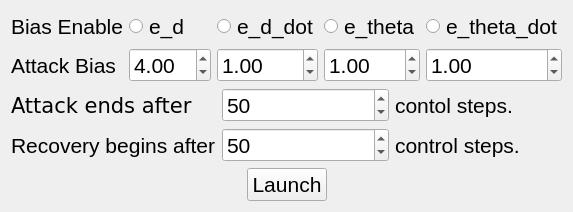
CPSEC/probabilistic-recovery, file src/gui/ui/attack.ui: the form before one commit.
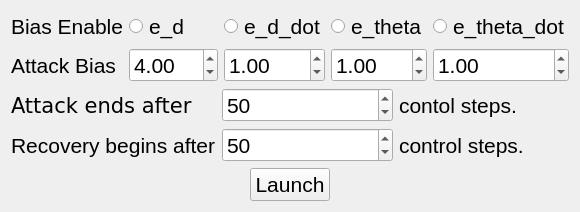
The form after the commit.

Diff of the .ui file:
```diff
--- a/src/gui/ui/attack.ui
+++ b/src/gui/ui/attack.ui
@@ -29,6 +29,9 @@
     <layout class="QGridLayout" name="gridLayout_2">
      <item row="1" column="2">
       <widget class="QDoubleSpinBox" name="b1">
+       <property name="minimum">
+        <double>-99.989999999999995</double>
+       </property>
        <property name="value">
         <double>1.000000000000000</double>
        </property>
@@ -36,6 +39,9 @@
      </item>
      <item row="1" column="4">
       <widget class="QDoubleSpinBox" name="b3">
+       <property name="minimum">
+        <double>-99.989999999999995</double>
+       </property>
        <property name="value">
         <double>1.000000000000000</double>
        </property>
@@ -50,6 +56,9 @@
      </item>
      <item row="1" column="1">
       <widget class="QDoubleSpinBox" name="b0">
+       <property name="minimum">
+        <double>-99.989999999999995</double>
+       </property>
        <property name="value">
         <double>4.000000000000000</double>
        </property>
@@ -57,6 +66,9 @@
      </item>
      <item row="1" column="3">
       <widget class="QDoubleSpinBox" name="b2">
+       <property name="minimum">
+        <double>-99.989999999999995</double>
+       </property>
        <property name="value">
         <double>1.000000000000000</double>
        </property>
```
